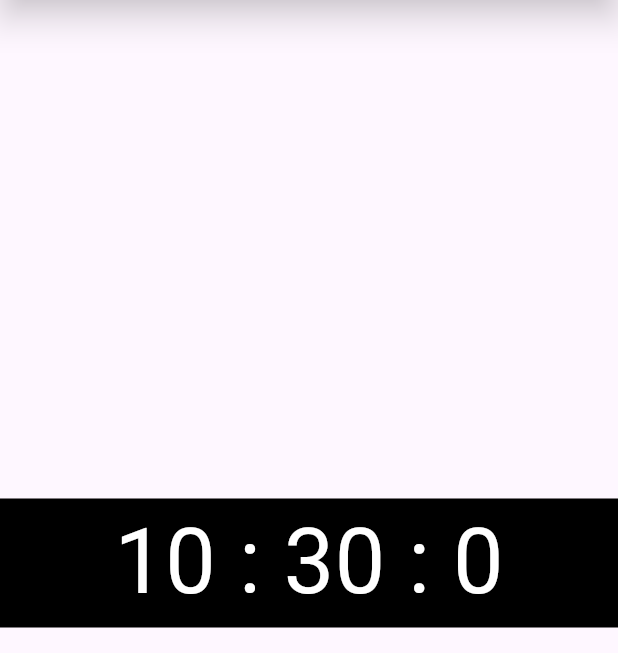
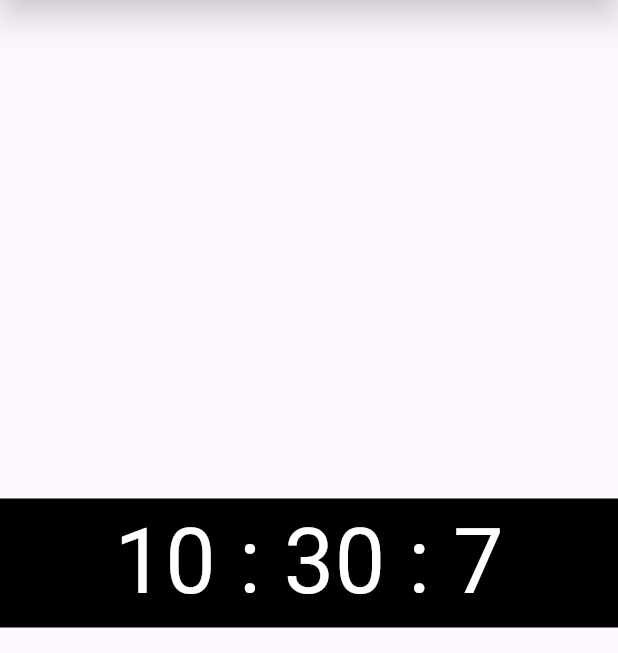
Before and after one commit to MauryaAayush/clock_app, a Flutter app: the screen it shows after launch, on a phone screen of 412 x 824 dp, the part 97-750 px from its top. Run offline on Flutter 3.47's test engine with Material 3 defaults, Android fonts, the phone set to English and light mode, and no system bars.

Commit message:
Radhey radhey

```diff
--- a/lib/view/first.dart
+++ b/lib/view/first.dart
@@ -1,3 +1,5 @@
+import 'dart:async';
+
 import 'package:flutter/material.dart';
 
 void main()
@@ -14,9 +16,20 @@ class SimpleClock extends StatefulWidget {
 
 DateTime dateTime = DateTime.now();
 
+
 class _SimpleClockState extends State<SimpleClock> {
   @override
   Widget build(BuildContext context) {
+
+    Timer.periodic(
+      Duration(seconds: 1),
+        (timer){
+        setState(() {
+          dateTime = DateTime.now();
+        });
+        }
+        );
+
     return Scaffold(
       appBar: AppBar(
         backgroundColor: Colors.black,
```
